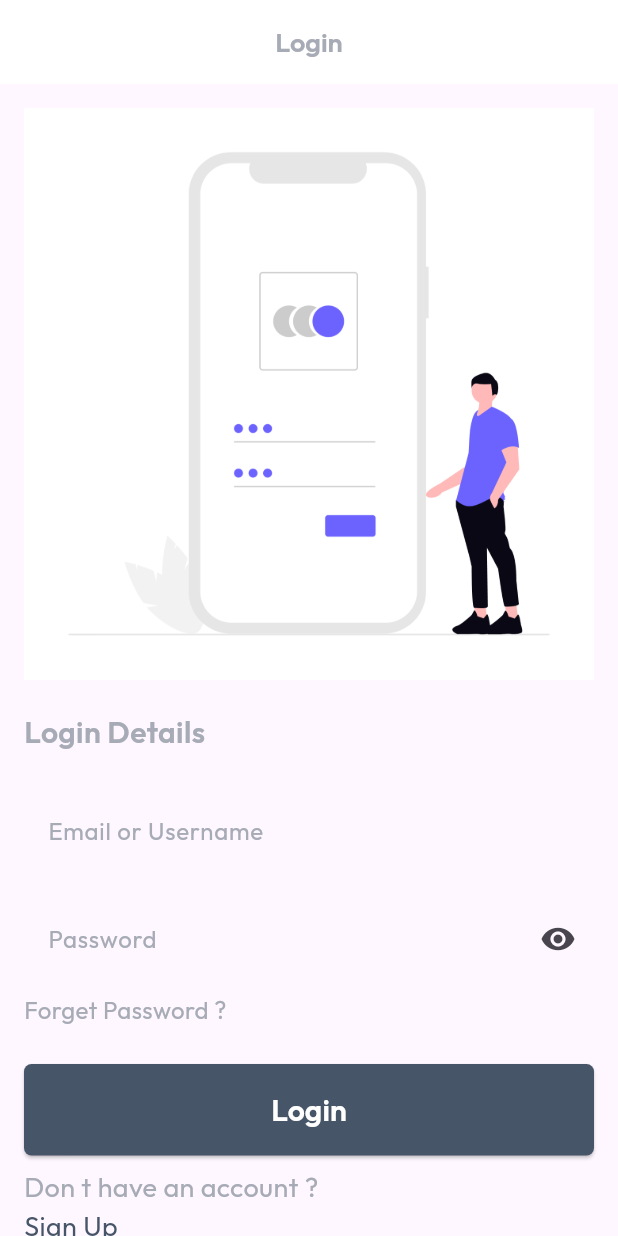
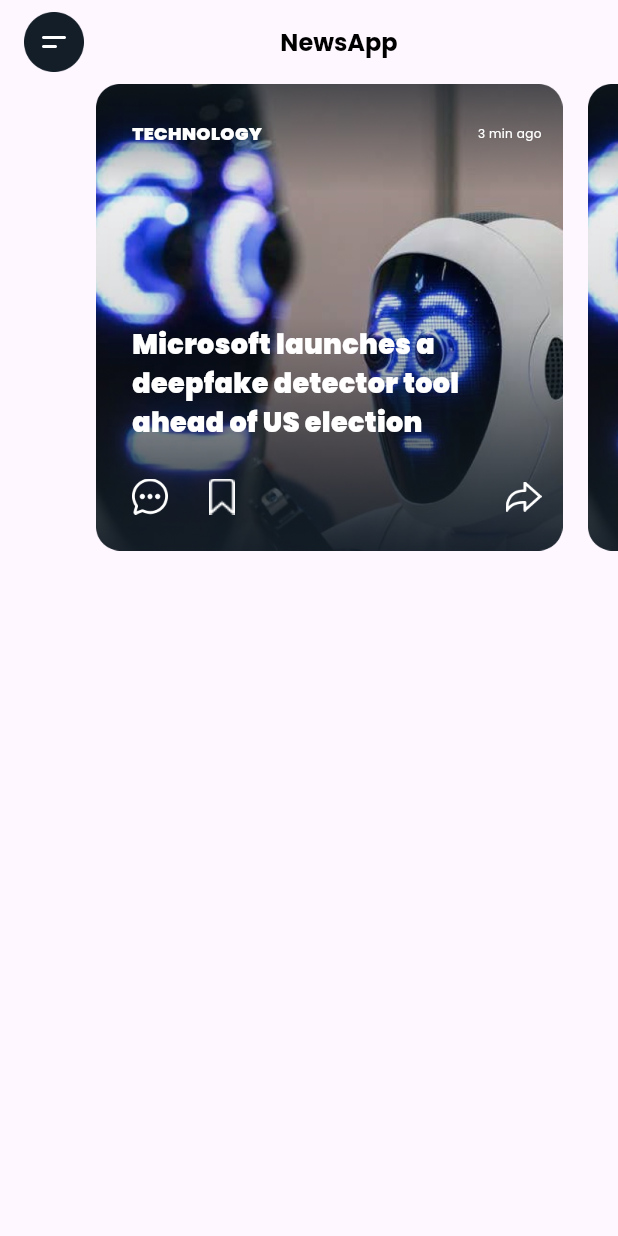
Before and after one commit to ahmadazizfauzi/study_flutter, a Flutter app: the screen it shows after launch, on a phone screen of 412 x 824 dp. Run offline on Flutter 3.47's test engine with Material 3 defaults, Android fonts, the phone set to English and light mode, and no system bars; our stand-ins replace bloc, equatable, google_fonts.

Commit message:
feat(slider):newspage slider

```diff
--- /dev/null
+++ b/lib/core/custom/image/custom_box_image_assets.dart
@@ -0,0 +1,33 @@
+import 'package:flutter/material.dart';
+
+class CustomBoxImageAssets extends StatelessWidget {
+  const CustomBoxImageAssets({
+    super.key,
+    this.height,
+    this.width,
+    this.padding,
+    this.child,
+    required this.urlImage,
+  });
+
+  final double? width;
+  final double? height;
+  final String urlImage;
+  final EdgeInsetsGeometry? padding;
+  final Widget? child;
+
+  @override
+  Widget build(BuildContext context) {
+    return Container(
+      width: width ?? double.infinity,
+      height: height ?? 40,
+      padding: padding,
+      child: child,
+      decoration: BoxDecoration(
+        image: DecorationImage(
+          image: AssetImage(urlImage),
+        ),
+      ),
+    );
+  }
+}
--- a/lib/core/routes/app_pages.dart
+++ b/lib/core/routes/app_pages.dart
@@ -1,11 +1,13 @@
 
 import 'package:study_flutter/features/home/presentation/pages/home_screen.dart';
 import 'package:study_flutter/features/login/presentation/pages/login_screen.dart';
+import 'package:study_flutter/features/newspages/presentation/pages/news_page.dart';
 
 import 'app_routes.dart';
 abstract class AppPages {
   static final pages = {
 Routes.home: (context) => HomeScreen(),
 Routes.login: (context) => LoginScreen(),
+Routes.newspage : (context) => NewsPage(),
 };
 }
--- a/lib/core/routes/app_routes.dart
+++ b/lib/core/routes/app_routes.dart
@@ -1,4 +1,5 @@
 abstract class Routes {
   static const home = '/home';
   static const login = '/login';
+  static const newspage = '/newspage';
 }
--- a/lib/features/login/presentation/pages/login_screen.dart
+++ b/lib/features/login/presentation/pages/login_screen.dart
@@ -78,7 +78,7 @@ class _LoginScreenState extends State<LoginScreen> {
                     ),
                   )),
               const SizedBox(height: 8.0),
-              Text('Don\ t have an account ? ',
+              Text('Don t have an account ? ',
                   style: TextStyles.body.copyWith(fontSize: 18.0)),
               Text('Sign Up ',
                   style: TextStyles.body.copyWith(
--- a/lib/features/login/presentation/widgets/custom_textfile.dart
+++ b/lib/features/login/presentation/widgets/custom_textfile.dart
@@ -4,14 +4,15 @@ import 'package:study_flutter/core/styles/style.dart';
 
 class CustomTextfile extends StatelessWidget {
   const CustomTextfile(
-      {required this.controller,
+      {super.key,
+      required this.controller,
       required this.textInputType,
       required this.textInputAction,
       required this.hint,
       this.isObscure = false,
       this.hasSuffix = false,
       this.onPressed,
-      key});
+      });
 
   final TextEditingController controller;
   final TextInputType textInputType;
--- /dev/null
+++ b/lib/features/newspages/presentation/bloc/newspages_bloc.dart
@@ -0,0 +1,13 @@
+import 'package:bloc/bloc.dart';
+import 'package:equatable/equatable.dart';
+
+part 'newspages_event.dart';
+part 'newspages_state.dart';
+
+class NewspagesBloc extends Bloc<NewspagesEvent, NewspagesState> {
+  NewspagesBloc() : super(NewspagesInitial()) {
+    on<NewspagesEvent>((event, emit) {
+      // TODO: implement event handler
+    });
+  }
+}
--- /dev/null
+++ b/lib/features/newspages/presentation/bloc/newspages_event.dart
@@ -0,0 +1,8 @@
+part of 'newspages_bloc.dart';
+
+abstract class NewspagesEvent extends Equatable {
+  const NewspagesEvent();
+
+  @override
+  List<Object> get props => [];
+}
--- /dev/null
+++ b/lib/features/newspages/presentation/bloc/newspages_state.dart
@@ -0,0 +1,9 @@
+part of 'newspages_bloc.dart';
+
+abstract class NewspagesState extends Equatable {
+  const NewspagesState();
+
+  @override
+  List<Object> get props => [];
+}
+class NewspagesInitial extends NewspagesState {}
--- /dev/null
+++ b/lib/features/newspages/presentation/pages/news_page.dart
@@ -0,0 +1,115 @@
+import 'package:flutter/material.dart';
+import 'package:google_fonts/google_fonts.dart';
+import 'package:study_flutter/core/color/color.dart';
+import 'package:study_flutter/core/custom/image/custom_box_image_assets.dart';
+
+class NewsPage extends StatelessWidget {
+  const NewsPage({super.key});
+
+  @override
+  Widget build(BuildContext context) {
+    return Scaffold(
+      appBar: AppBar(
+        title: Row(
+          mainAxisAlignment: MainAxisAlignment.spaceBetween,
+          children: [
+            CustomBoxImageAssets(
+              width: 40,
+              height: 40,
+              urlImage: ('assets/icons/icon.png'),
+            ),
+            Text(
+              'NewsApp',
+              style: GoogleFonts.poppins(
+                  fontWeight: FontWeight.w700,
+                  fontSize: 16,
+                  color: Colors.black),
+            ),
+            SizedBox()
+          ],
+        ),
+      ),
+      body: Padding(
+        padding: const EdgeInsets.only(left: 32),
+        child: Column(
+          children: [
+            SizedBox(
+              height: 311,
+              child: ListView.builder(
+                scrollDirection: Axis.horizontal,
+                itemCount: 10,
+                itemBuilder: (context, index) => Padding(
+                  padding: EdgeInsets.only(right: 17, left: index == 0 ? 32 : 0),
+                  child: CustomBoxImageAssets(
+                    height: 311,
+                    // margin: EdgeInsets.only(left: 16),
+                    width: 311,
+                    padding: EdgeInsets.only(
+                        left: 24, right: 14, top: 24, bottom: 24),
+                    urlImage: 'assets/images/image1.png',
+                    child: Stack(
+                      children: [
+                        Column(
+                          children: [
+                            Row(
+                              mainAxisAlignment: MainAxisAlignment.spaceBetween,
+                              children: [
+                                Text(
+                                  'TECHNOLOGY',
+                                  style: GoogleFonts.poppins(
+                                      fontSize: 12,
+                                      fontWeight: FontWeight.w900,
+                                      color: Colors.white),
+                                ),
+                                Text(
+                                  '3 min ago',
+                                  style: GoogleFonts.poppins(
+                                      fontSize: 8, color: Colors.white),
+                                ),
+                              ],
+                            ),
+                            Spacer(),
+                            Text(
+                              "Microsoft launches a deepfake detector tool ahead of US election",
+                              style: GoogleFonts.poppins(
+                                fontSize: 18,
+                                fontWeight: FontWeight.w900,
+                                color: AppColors.white,
+                              ),
+                            ),
+                            SizedBox(height: 24),
+                            Row(
+                              children: [
+                                CustomBoxImageAssets(
+                                  width: 24,
+                                  height: 24,
+                                  urlImage: 'assets/icons/chat.png',
+                                ),
+                                SizedBox(width: 24),
+                                CustomBoxImageAssets(
+                                  width: 24,
+                                  height: 24,
+                                  urlImage: 'assets/icons/Path.png',
+                                ),
+                                Spacer(),
+                                CustomBoxImageAssets(
+                                  width: 24,
+                                  height: 24,
+                                  urlImage: 'assets/icons/redo.png',
+                                )
+                              ],
+                            )
+                          ],
+                        )
+                      ],
+                    ),
+                  ),
+                ),
+              ),
+            )
+          ],
+        ),
+      ),
+    );
+  }
+}
--- a/lib/main.dart
+++ b/lib/main.dart
@@ -18,7 +18,7 @@ class MyApp extends StatelessWidget {
         colorScheme: ColorScheme.fromSeed(seedColor: Colors.deepPurple),
         useMaterial3: true,
       ),
-      initialRoute: Routes.login, // Mengarahkan ke halaman home
+      initialRoute: Routes.newspage, // Mengarahkan ke halaman home
       routes: AppPages.pages, // Menggunakan routes dari AppPages
 
     );
--- a/pubspec.yaml
+++ b/pubspec.yaml
@@ -13,6 +13,7 @@ dependencies:
   equatable: ^2.0.5
   flutter_bloc: ^8.1.3
   cupertino_icons: ^1.0.8
+  google_fonts: ^6.2.1
 
 dev_dependencies:
   flutter_test:
@@ -23,7 +24,8 @@ flutter:
   uses-material-design: true
 
   assets:
-    - assets/images/login.png
+    - assets/icons/
+    - assets/images/
 
   fonts:
     - family: Outfit
```
Also changed, not shown: assets/icons/Path.png (added), assets/icons/chat.png (added), assets/icons/icon.png (added), assets/icons/redo.png (added), assets/images/image1.png (added), lib/features/newspages/presentation/widgets/news_content_header_widget.dart (added), pubspec.lock, 1 other file.
